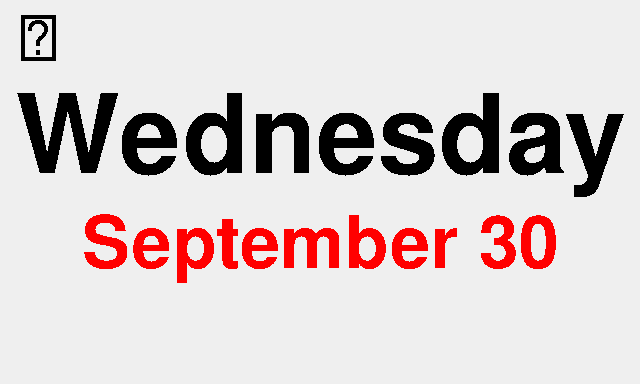
First picture: the form in layout.ui, repository jeffkub/forecast-display, before the edit.
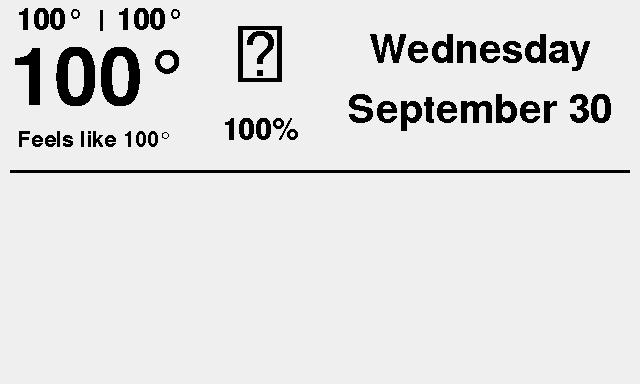
Second picture: the form after the edit.

Commit message: Working on display layout

Patch:
```diff
--- a/layout.ui
+++ b/layout.ui
@@ -22,14 +22,14 @@
   <widget class="QLabel" name="weekday">
    <property name="geometry">
     <rect>
-     <x>0</x>
-     <y>70</y>
-     <width>640</width>
-     <height>140</height>
+     <x>320</x>
+     <y>20</y>
+     <width>321</width>
+     <height>61</height>
     </rect>
    </property>
    <property name="styleSheet">
-    <string notr="true">QLabel { font: bold; font-size: 110px }</string>
+    <string notr="true">QLabel { font: bold; font-size: 40px }</string>
    </property>
    <property name="text">
     <string>Wednesday</string>
@@ -41,14 +41,14 @@
   <widget class="QLabel" name="day">
    <property name="geometry">
     <rect>
-     <x>0</x>
-     <y>200</y>
-     <width>640</width>
-     <height>92</height>
+     <x>320</x>
+     <y>80</y>
+     <width>321</width>
+     <height>61</height>
     </rect>
    </property>
    <property name="styleSheet">
-    <string notr="true">QLabel { font: bold; font-size: 72px; color: red; }</string>
+    <string notr="true">QLabel { font: bold; font-size: 40px; }</string>
    </property>
    <property name="text">
     <string>September 30</string>
@@ -60,22 +60,155 @@
   <widget class="QLabel" name="condition">
    <property name="geometry">
     <rect>
-     <x>10</x>
+     <x>210</x>
      <y>10</y>
-     <width>58</width>
-     <height>58</height>
+     <width>101</width>
+     <height>91</height>
     </rect>
    </property>
    <property name="styleSheet">
-    <string notr="true">QLabel { font-size: 48px; }</string>
+    <string notr="true">QLabel { font-size: 60px; }</string>
    </property>
    <property name="text">
-    <string></string>
+    <string></string>
    </property>
    <property name="alignment">
     <set>Qt::AlignCenter</set>
    </property>
   </widget>
+  <widget class="QLabel" name="temp">
+   <property name="geometry">
+    <rect>
+     <x>10</x>
+     <y>40</y>
+     <width>181</width>
+     <height>81</height>
+    </rect>
+   </property>
+   <property name="styleSheet">
+    <string notr="true">QLabel { font: bold; font-size: 80px; }</string>
+   </property>
+   <property name="text">
+    <string>100°</string>
+   </property>
+   <property name="alignment">
+    <set>Qt::AlignCenter</set>
+   </property>
+  </widget>
+  <widget class="QLabel" name="high">
+   <property name="geometry">
+    <rect>
+     <x>10</x>
+     <y>0</y>
+     <width>81</width>
+     <height>41</height>
+    </rect>
+   </property>
+   <property name="styleSheet">
+    <string notr="true">QLabel { font: bold; font-size: 30px }</string>
+   </property>
+   <property name="text">
+    <string>100°</string>
+   </property>
+   <property name="alignment">
+    <set>Qt::AlignCenter</set>
+   </property>
+  </widget>
+  <widget class="QLabel" name="low">
+   <property name="geometry">
+    <rect>
+     <x>110</x>
+     <y>0</y>
+     <width>81</width>
+     <height>41</height>
+    </rect>
+   </property>
+   <property name="styleSheet">
+    <string notr="true">QLabel { font: bold; font-size: 30px }</string>
+   </property>
+   <property name="text">
+    <string>100°</string>
+   </property>
+   <property name="alignment">
+    <set>Qt::AlignCenter</set>
+   </property>
+  </widget>
+  <widget class="QLabel" name="feels_like">
+   <property name="geometry">
+    <rect>
+     <x>10</x>
+     <y>120</y>
+     <width>171</width>
+     <height>41</height>
+    </rect>
+   </property>
+   <property name="styleSheet">
+    <string notr="true">QLabel { font: bold; font-size: 22px }</string>
+   </property>
+   <property name="text">
+    <string>Feels like 100°</string>
+   </property>
+   <property name="alignment">
+    <set>Qt::AlignCenter</set>
+   </property>
+  </widget>
+  <widget class="Line" name="line">
+   <property name="geometry">
+    <rect>
+     <x>10</x>
+     <y>170</y>
+     <width>620</width>
+     <height>3</height>
+    </rect>
+   </property>
+   <property name="frameShadow">
+    <enum>QFrame::Plain</enum>
+   </property>
+   <property name="lineWidth">
+    <number>3</number>
+   </property>
+   <property name="orientation">
+    <enum>Qt::Horizontal</enum>
+   </property>
+  </widget>
+  <widget class="QLabel" name="percip">
+   <property name="geometry">
+    <rect>
+     <x>220</x>
+     <y>110</y>
+     <width>81</width>
+     <height>41</height>
+    </rect>
+   </property>
+   <property name="styleSheet">
+    <string notr="true">QLabel { font: bold; font-size: 30px }</string>
+   </property>
+   <property name="text">
+    <string>100%</string>
+   </property>
+   <property name="alignment">
+    <set>Qt::AlignCenter</set>
+   </property>
+  </widget>
+  <widget class="Line" name="line_2">
+   <property name="geometry">
+    <rect>
+     <x>100</x>
+     <y>10</y>
+     <width>3</width>
+     <height>21</height>
+    </rect>
+   </property>
+   <property name="frameShadow">
+    <enum>QFrame::Plain</enum>
+   </property>
+   <property name="lineWidth">
+    <number>3</number>
+   </property>
+   <property name="orientation">
+    <enum>Qt::Vertical</enum>
+   </property>
+  </widget>
  </widget>
  <resources/>
  <connections/>
```
Left out of the diff: 4 changed lines with no effect on the pictures. The commit also changes 2 other files.
